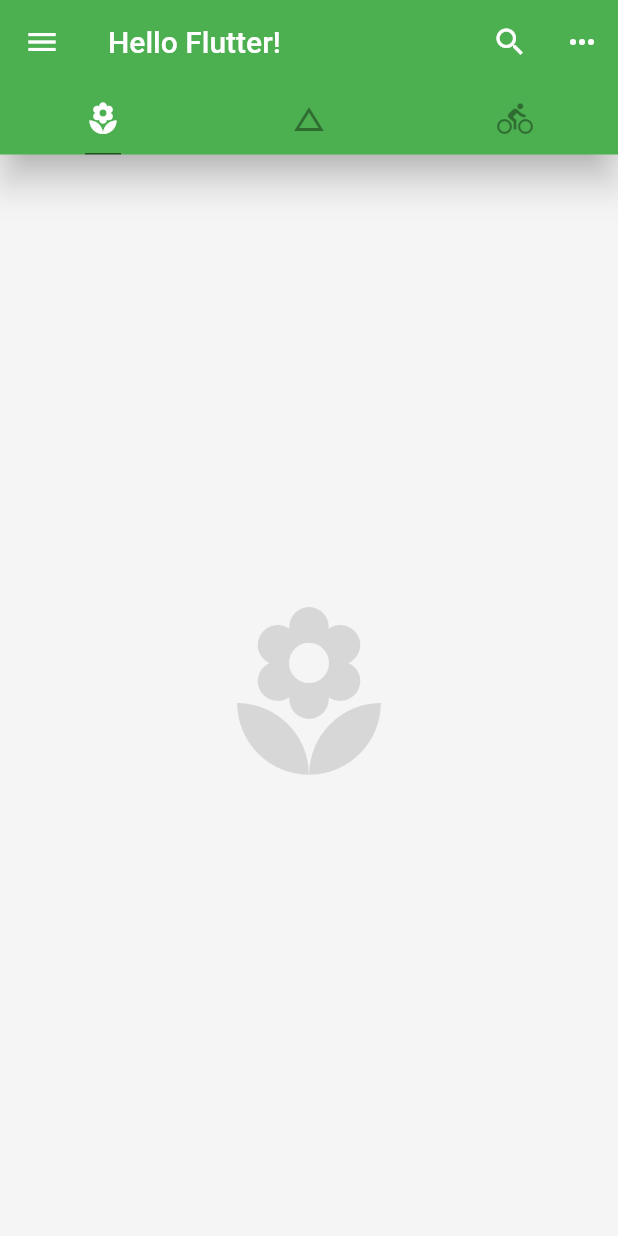
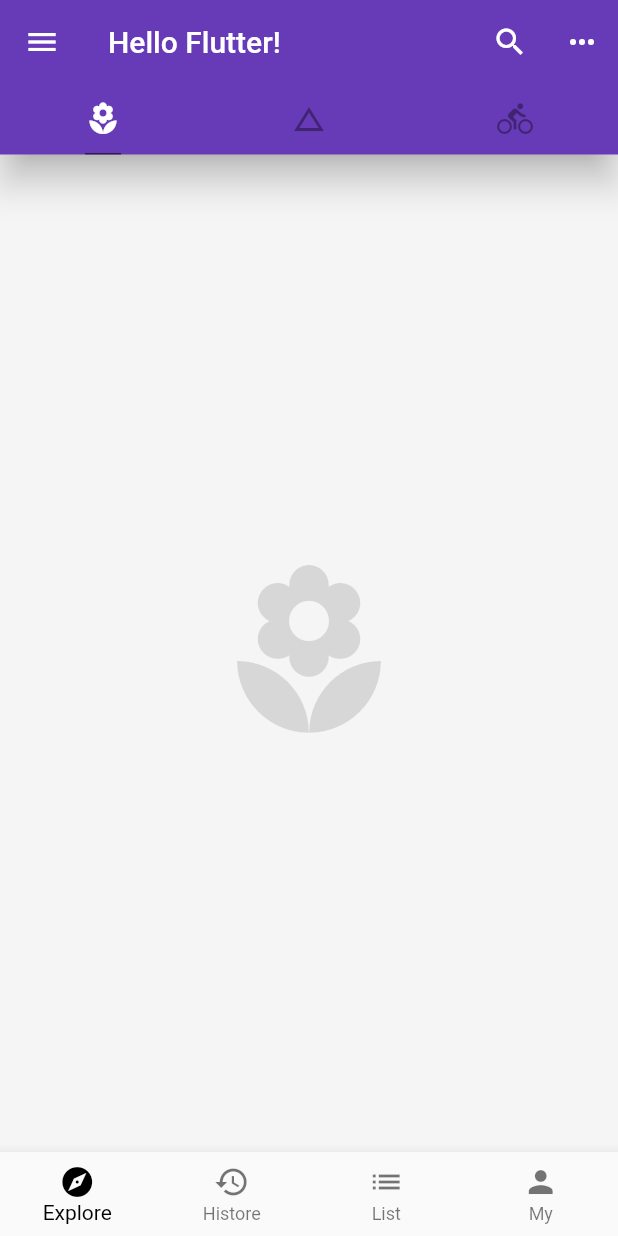
Before and after one commit to ZQH123196/basic, a Flutter app: the screen it shows after launch, on a phone screen of 412 x 824 dp. Run offline on Flutter 3.47's test engine with Material 2 defaults, Android fonts, the phone set to English and light mode, and no system bars.

Commit message:
有状态组件 BottomNavigationBarDemo

```diff
--- /dev/null
+++ b/flutter/hello_world/lib/demo/bottomNavigationBar_demo.dart
@@ -0,0 +1,47 @@
+import 'package:flutter/material.dart';
+
+class BottomNavigationBarDemo extends StatefulWidget {
+  @override
+  State<StatefulWidget> createState() {
+    // TODO: implement createState
+    return _BottomNavigationBarDemoState();
+  }
+}
+
+class _BottomNavigationBarDemoState extends State<BottomNavigationBarDemo> {
+  int _currentIndex = 0;
+
+  void _onTapHandler(int index) {
+    setState(() {
+      _currentIndex = index;
+    });
+  }
+
+  @override
+  Widget build(BuildContext context) {
+    // TODO: implement build
+    return BottomNavigationBar(
+        currentIndex: _currentIndex, // 激活下标
+        onTap: _onTapHandler,
+        type: BottomNavigationBarType.fixed, // 不加这个，items > 3 时将会隐藏
+        fixedColor: Colors.black,
+        items: [
+          BottomNavigationBarItem(
+            icon: Icon(Icons.explore),
+            title: Text('Explore'),
+          ),
+          BottomNavigationBarItem(
+            icon: Icon(Icons.history),
+            title: Text('Histore'),
+          ),
+          BottomNavigationBarItem(
+            icon: Icon(Icons.list),
+            title: Text('List'),
+          ),
+          BottomNavigationBarItem(
+            icon: Icon(Icons.person),
+            title: Text('My'),
+          ),
+        ]);
+  }
+}
--- a/flutter/hello_world/lib/demo/listview.dart
+++ b/flutter/hello_world/lib/demo/listview.dart
@@ -3,7 +3,7 @@ import '../model/post.dart';
 
 
 
-class Listview extends StatelessWidget {
+class Listview_Demo extends StatelessWidget {
   @override
   Widget build(BuildContext context) {
     // TODO: implement build
--- a/flutter/hello_world/lib/main.dart
+++ b/flutter/hello_world/lib/main.dart
@@ -1,5 +1,6 @@
 import 'package:flutter/material.dart';
-// import 'demo/listview.dart';
+import 'demo/drawer_demo.dart';
+import 'demo/bottomNavigationBar_demo.dart';
 
 main() => runApp(APP());
 
@@ -10,7 +11,7 @@ class APP extends StatelessWidget {
     return MaterialApp(
       home: Home(),
       theme: ThemeData(
-        primaryColor: Colors.green,
+        primaryColor: Colors.deepPurple,
         highlightColor: Color.fromRGBO(255, 255, 255, 0.5),
         splashColor: Colors.red[300], // 水波纹
       ),
@@ -29,11 +30,7 @@ class Home extends StatelessWidget {
         appBar: AppBar(
           title: Text('Hello Flutter!'),
           elevation: 10, // 阴影
-          leading: IconButton(
-            icon: Icon(Icons.menu),
-            tooltip: "Menu",
-            onPressed: () => debugPrint("Menu button is on pressed."),
-          ),
+          leading: null,
           actions: <Widget>[
             IconButton(
               icon: Icon(Icons.search),
@@ -55,7 +52,6 @@ class Home extends StatelessWidget {
               Tab(icon: Icon(Icons.local_florist)),
               Tab(icon: Icon(Icons.change_history)),
               Tab(icon: Icon(Icons.directions_bike)),
-
             ],
           ),
         ),
@@ -65,8 +61,10 @@ class Home extends StatelessWidget {
             Icon(Icons.change_history, size: 128.0, color: Colors.black12),
             Icon(Icons.directions_bike, size: 128.0, color: Colors.black12),
           ],
-        )),
-      )
-    ;
+        ),
+        drawer: DrawerDemo(),
+        bottomNavigationBar: BottomNavigationBarDemo(),
+      ),
+    );
   }
 }
```
Also changed, not shown: flutter/hello_world/lib/demo/drawer_demo.dart (added, +47 -0 lines).
